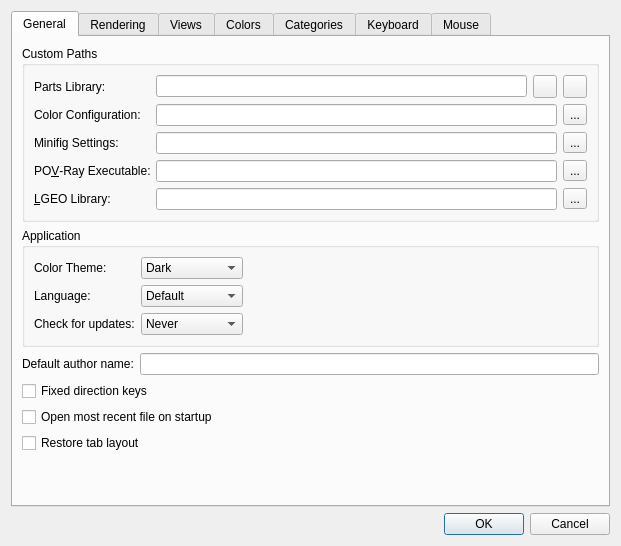
Qt form qt/lc_qpreferencesdialog.ui (leozide/leocad) before a commit.
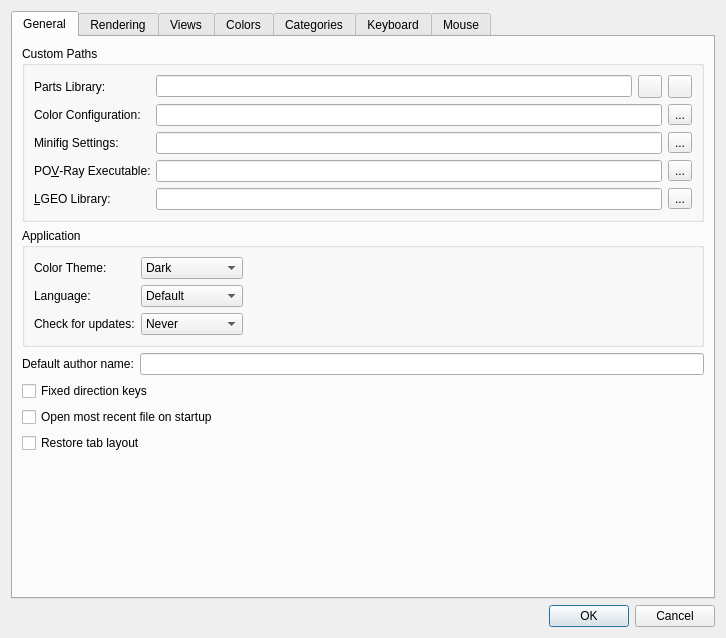
The same form after that commit. Icons and pictures are not drawn.

Commit message: Support drag and drop of categories. Fixes #994.

What changed in the file:
```diff
--- a/qt/lc_qpreferencesdialog.ui
+++ b/qt/lc_qpreferencesdialog.ui
@@ -6,8 +6,8 @@
    <rect>
     <x>0</x>
     <y>0</y>
-    <width>621</width>
-    <height>503</height>
+    <width>726</width>
+    <height>638</height>
    </rect>
   </property>
   <property name="windowTitle">
```
Left out of the diff: 85 changed lines with no effect on the pictures. The commit also changes 2 other files.
